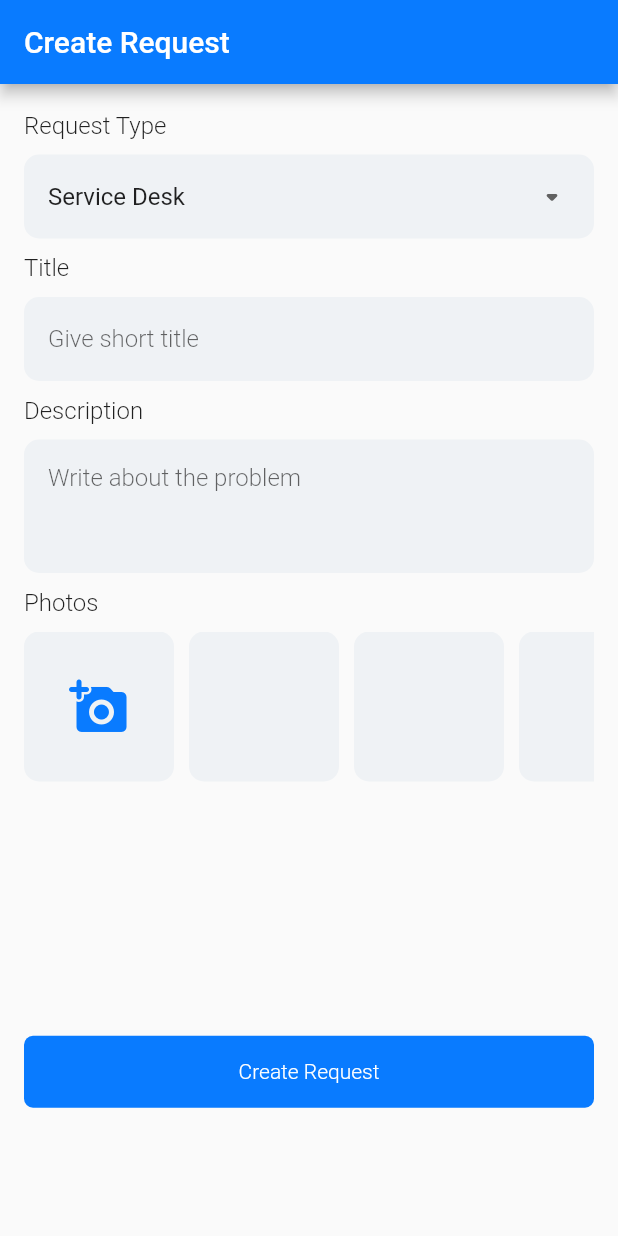
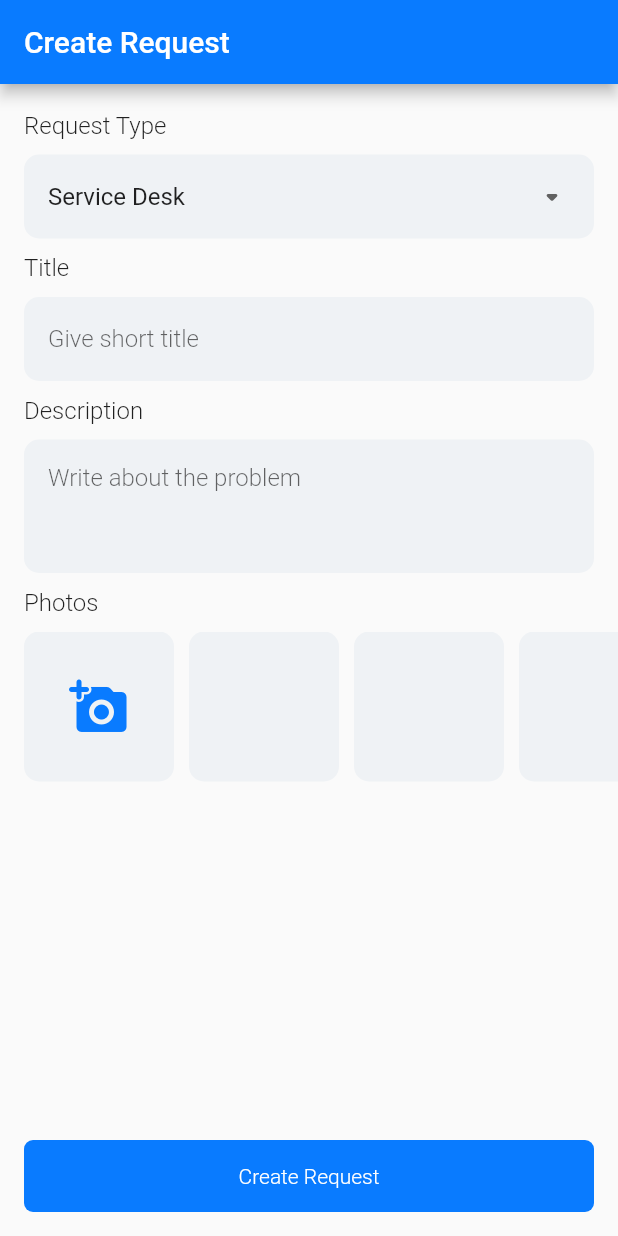
Before and after one commit to AzirisDev/senior_project_group6, a Flutter app: the CreateRequestsPage screen opened directly, on a phone screen of 412 x 824 dp. Run offline on Flutter 3.47's test engine with Material 2 defaults, Android fonts, the phone set to English and light mode, and no system bars; our stand-ins replace animated_bottom_navigation_bar, equatable, flutter_bloc, flutter_svg, get_it; statements that could not run were skipped.

Commit message:
final refactoring to create request ui

```diff
--- a/lib/core/widgets/generals/custom_text_button.dart
+++ b/lib/core/widgets/generals/custom_text_button.dart
@@ -29,7 +29,10 @@ class CustomTextButton extends StatelessWidget {
             ? const SizedBox(
                 height: 25.0,
                 width: 25.0,
-                child: CircularProgressIndicator(strokeWidth: 2),
+                child: CircularProgressIndicator(
+                  strokeWidth: 2,
+                  color: AppColor.white,
+                ),
               )
             : Text(
                 buttonText,
--- a/lib/features/create_request/ui/create_request_page.dart
+++ b/lib/features/create_request/ui/create_request_page.dart
@@ -23,9 +23,11 @@ class _MyRequestsPageState extends State<CreateRequestsPage> {
         automaticallyImplyLeading: false,
       ),
       body: SafeArea(
-        child: Padding(
-          padding:
-              const EdgeInsets.only(left: 16, right: 16, top: 8, bottom: 16),
+        child: Column(
+          crossAxisAlignment: CrossAxisAlignment.start,
+          children: [
+            Padding(
+              padding: const EdgeInsets.only(left: 16, right: 16, top: 8),
               child: Column(
                 crossAxisAlignment: CrossAxisAlignment.start,
                 children: [
@@ -128,10 +130,16 @@ class _MyRequestsPageState extends State<CreateRequestsPage> {
                       ),
                     ),
                   ),
+                ],
+              ),
+            ),
+            SizedBox(
+              height: 100,
+              child: Row(
+                children: [
                   Flexible(
-                child: SizedBox(
-                  height: 100,
                     child: ListView.builder(
+                      padding: const EdgeInsets.symmetric(horizontal: 16),
                       itemCount: 5,
                       shrinkWrap: true,
                       scrollDirection: Axis.horizontal,
@@ -154,14 +162,18 @@ class _MyRequestsPageState extends State<CreateRequestsPage> {
                       },
                     ),
                   ),
+                ],
+              ),
             ),
             const Spacer(),
-              CustomTextButton(
+            Padding(
+              padding: const EdgeInsets.only(left: 16, right: 16, bottom: 16),
+              child: CustomTextButton(
                 buttonText: "Create Request",
                 onPressed: () {},
               ),
+            ),
           ],
-          ),
         ),
       ),
     );
```
Lines whose indentation alone changed are shown as unchanged.
